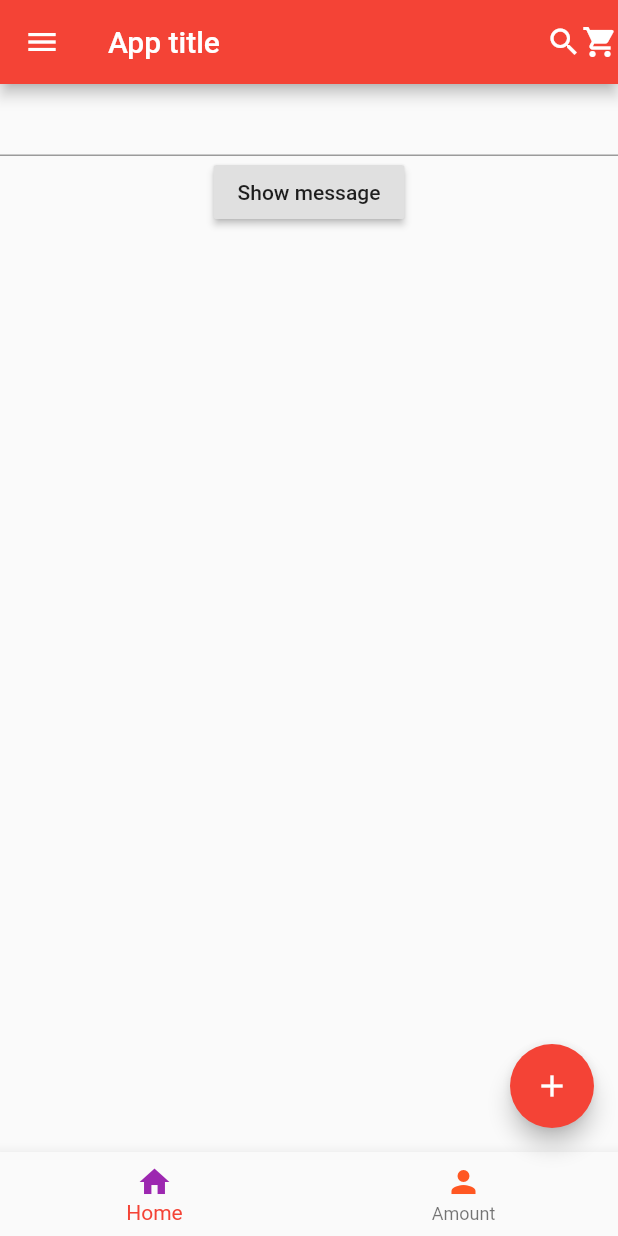
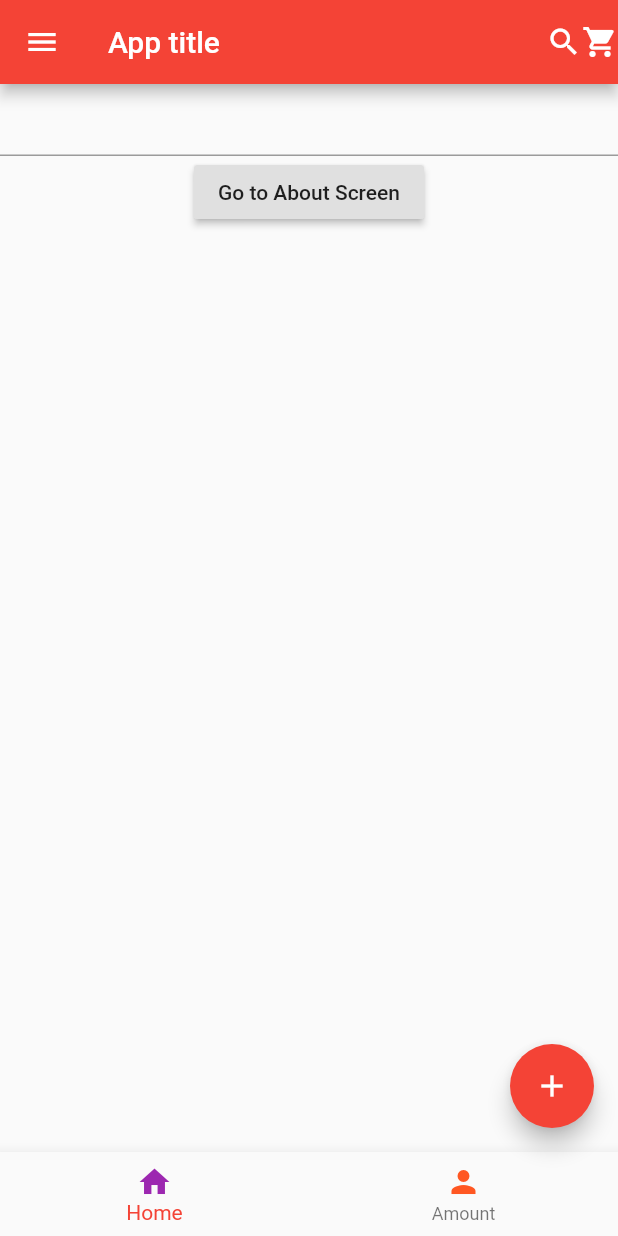
Before and after one commit to MohammadFahad07/Welcome-to-my-Flutter-Apps, a Flutter app: the screen it shows after launch, on a phone screen of 412 x 824 dp. Run offline on Flutter 3.47's test engine with Material 2 defaults, Android fonts, the phone set to English and light mode, and no system bars.

Commit message:
About file added and change some widget function

```diff
--- /dev/null
+++ b/lib/about.dart
@@ -0,0 +1,17 @@
+import 'package:flutter/material.dart';
+
+class About extends StatelessWidget {
+  final String title;
+  About(this.title);
+
+  @override
+  Widget build(BuildContext context){
+    return Scaffold(
+      appBar: AppBar(
+        title: Text("About Screen"),
+        ),
+        body: Center(
+      child: Text(this.title),),
+    );
+  }
+}
--- a/lib/home.dart
+++ b/lib/home.dart
@@ -1,4 +1,5 @@
 import 'package:flutter/material.dart';
+import 'package:flutter_app/about.dart';
 
 class Home extends StatefulWidget {
 
@@ -13,27 +14,30 @@ class Home extends StatefulWidget {
 
 class _HomeState extends State<Home> {
  var messageText = TextEditingController();
- String showMessage = "";
+ String title = "";
  @override
   Widget build(BuildContext context) {
 
     return Container(
       child: Column(
         children: <Widget>[
-          TextField(
-            controller: messageText,
-          ),
+          TextField(controller: messageText,),
+
           RaisedButton(
             onPressed: (){
               setState(() {
-                showMessage = messageText.text;
+                title = messageText.text;
               });
+             Navigator.push(context, MaterialPageRoute(builder: (context){
+              return About(title);
+             }));
             },
-            child: Text("Show message"),
+            child: Text('Go to About Screen'),
           ),
-          Center(child: Text(showMessage,textDirection: TextDirection.ltr,)),
-         ]
+
+
+         ],
       ),
      );
+   }
   }
-  }
```
